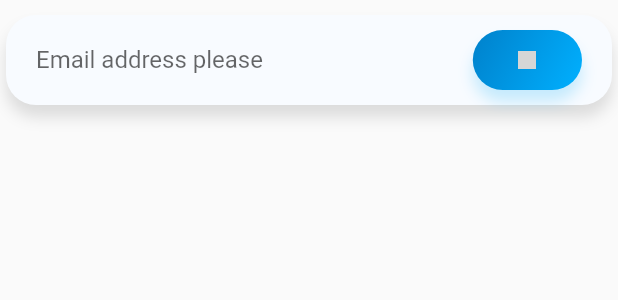
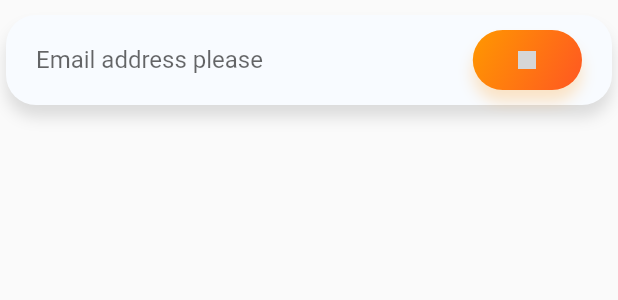
Before and after one commit to ptyagicodecamp/x-flutter-landingpage, a Flutter app: the EmailBox widget shown alone on an empty page, opened directly, on a phone screen of 412 x 824 dp. Shown: the top 300 px of the screen. Run offline on Flutter 3.47's test engine with Material 2 defaults, Android fonts, the light colour scheme and no system bars; missing offline and left inert: flutter_web; network calls fail; Roboto replaces fonts that are missing (Indie Flower); grey boxes are pictures that could not be loaded.

Commit message:
Full demonstration of all parts related with themes article

```diff
--- a/landingpage/lib/main.dart
+++ b/landingpage/lib/main.dart
@@ -3,6 +3,7 @@
 import 'package:landingpage/utils/myColors.dart';
 import 'package:landingpage/widgets/header.dart';
 import 'package:landingpage/widgets/body.dart';
+import 'package:landingpage/utils/themes.dart';
 
 void main() => runApp(MyApp());
 
@@ -12,9 +13,7 @@
   Widget build(BuildContext context) {
     return MaterialApp(
       title: 'Flutter to fly !',
-      theme: ThemeData(
-        primarySwatch: Colors.blue,
-      ),
+      theme: MyAppThemes.AppThemeBlue(context),
       home: MyHomePage(),
     );
   }
--- a/landingpage/lib/widgets/emailBox.dart
+++ b/landingpage/lib/widgets/emailBox.dart
@@ -10,7 +10,7 @@ class EmailBox extends StatelessWidget {
     return Padding(
       padding: EdgeInsets.only(
           left: 4.0,
-          right: ResponsiveWidget.isSmallScreen(context) ? 4: 74,
+          right: ResponsiveWidget.isSmallScreen(context) ? 4 : 74,
           top: 10,
           bottom: 40),
       child: Container(
@@ -35,9 +35,16 @@ class EmailBox extends StatelessWidget {
                 ),
               ),
               Expanded(
-                flex: 2,
-                child: SubscribeButton(),
-              )
+                  flex: 2,
+                  child: //Example of applying local themes to a certain widget in app
+                      Theme(
+                    data: ThemeData(
+                      primaryColor: Colors.deepOrange,
+                      secondaryHeaderColor: Colors.orange,
+                      accentColor: Colors.orangeAccent,
+                    ),
+                    child: SubscribeButton(),
+                  ))
             ],
           ),
         ),
--- a/landingpage/lib/widgets/susbcribe_button.dart
+++ b/landingpage/lib/widgets/susbcribe_button.dart
@@ -13,13 +13,13 @@ class SubscribeButton extends StatelessWidget {
         height: 40,
         decoration: BoxDecoration(
             gradient: LinearGradient(
-                colors: [MyColors.blue1, MyColors.blue2],
+                colors: [Theme.of(context).primaryColor, Theme.of(context).secondaryHeaderColor],
                 begin: Alignment.bottomRight,
                 end: Alignment.topLeft),
             borderRadius: BorderRadius.circular(20.0),
             boxShadow: [
               BoxShadow(
-                  color: MyColors.blue3.withOpacity(.3),
+                  color: Theme.of(context).accentColor.withOpacity(.3),
                   offset: Offset(0, 8),
                   blurRadius: 8.0)
             ]),
```
Also changed, not shown: landingpage/lib/utils/themes.dart (added, +64 -0 lines), landingpage/lib/widgets/body.dart (+6 -4 lines), landingpage/lib/widgets/header.dart (+12 -10 lines), 2 other files.
